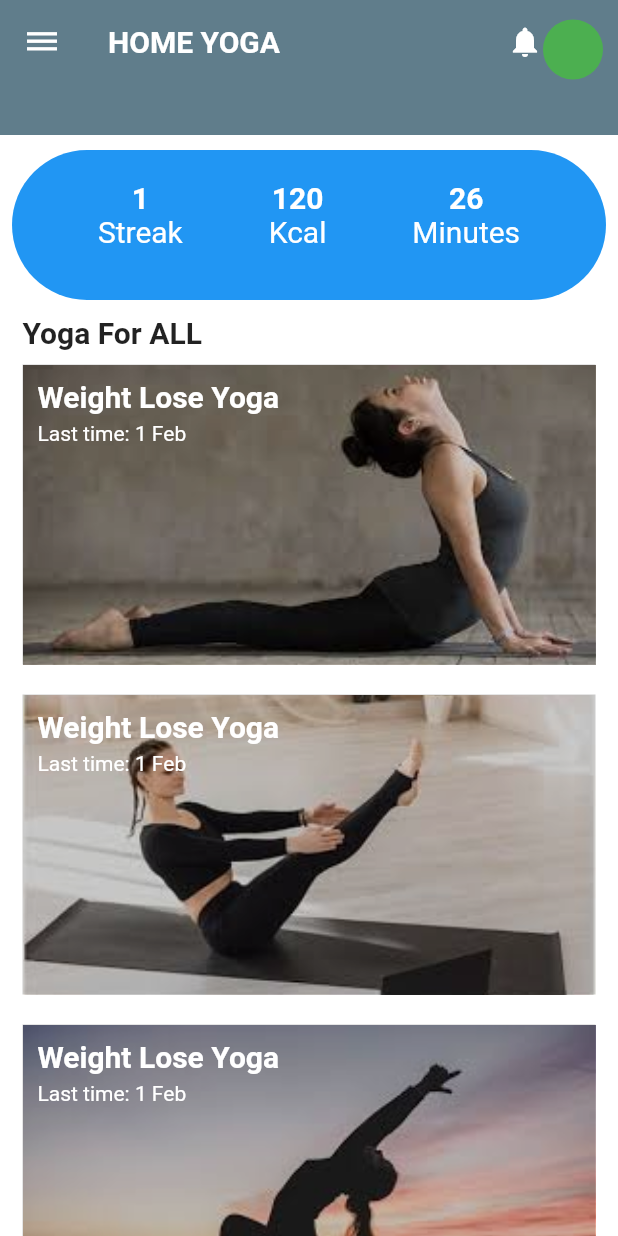
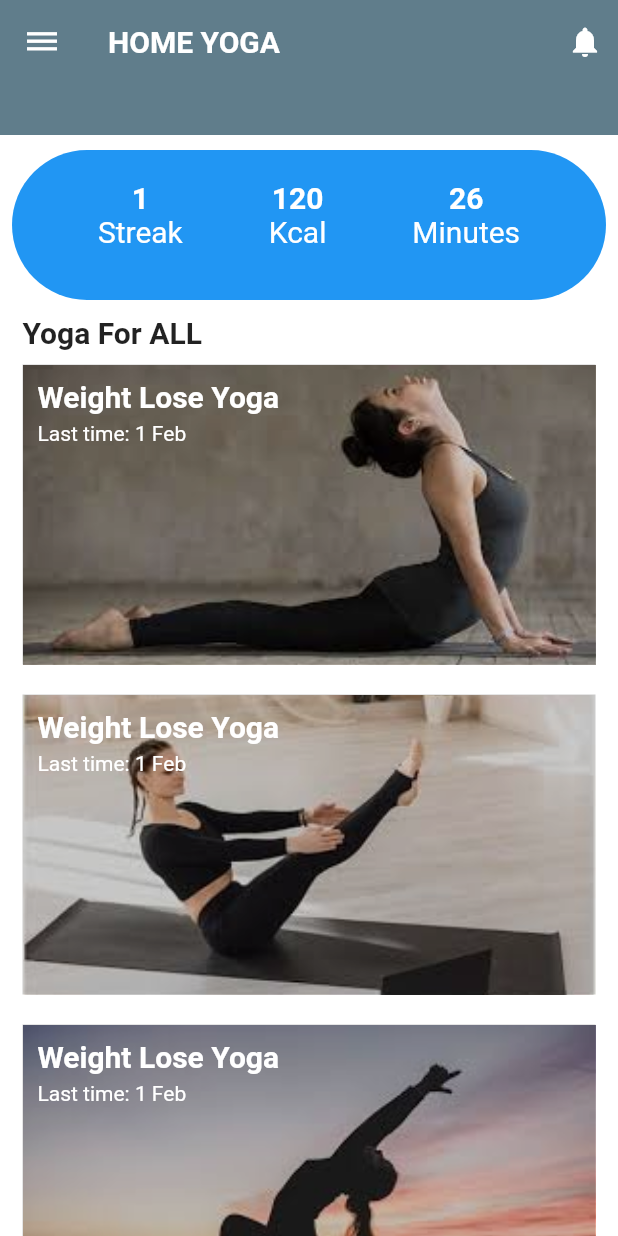
Before and after one commit to Pawan-yadav266/Yoga, a Flutter app: the screen it shows after launch, on a phone screen of 412 x 824 dp. Run offline on Flutter 3.47's test engine with Material 2 defaults, Android fonts, the light colour scheme and no system bars; our stand-ins replace image_picker, sqflite; missing offline and left inert: awesome_calendar; accounts and stored records are empty.

Commit message:
My Second COMMIT

```diff
--- a/lib/screen/Home.dart
+++ b/lib/screen/Home.dart
@@ -1,8 +1,5 @@
-import 'dart:async';
-
 import 'package:flutter/material.dart';
 import 'package:flutter/cupertino.dart';
-import 'package:yoga_new/screen/ausemCalamder.dart';
 import 'package:yoga_new/widgets/CustomAppBar.dart';
 import 'package:yoga_new/widgets/AllShedules.dart';
 
--- a/lib/widgets/CustomAppBar.dart
+++ b/lib/widgets/CustomAppBar.dart
@@ -51,10 +51,10 @@ class CustomAppBar extends StatelessWidget {
               ],
             ),
             actions: [
-              Icon(Icons.notifications,color: iconAnim.value,),
-              const Padding(
-                padding: EdgeInsets.only(top: 10,right: 10),
-                child: CircleAvatar(backgroundColor: Colors.green,),
+
+              Padding(
+                padding: EdgeInsets.only(right: 10),
+                child: Icon(Icons.notifications,color: iconAnim.value,)
               )
             ],
           );
```
